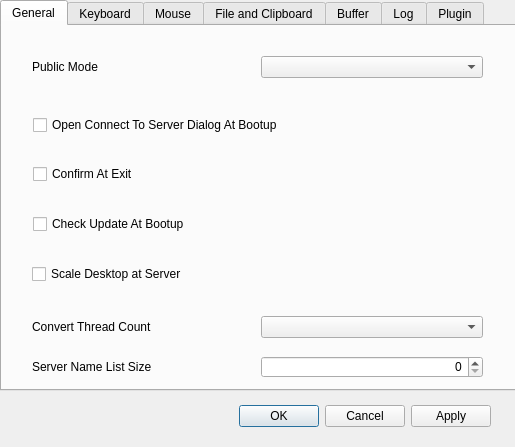
Qt form src/GUI/preference_dialog.ui (funfun-dc5/qtbrynhildr) before a commit.
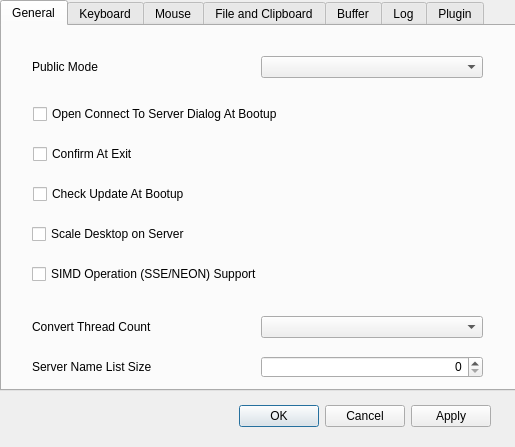
The same form after that commit.

Commit message: added SIMD Operation Support to preference dialog

What changed in the file:
```diff
--- a/src/GUI/preference_dialog.ui
+++ b/src/GUI/preference_dialog.ui
@@ -75,7 +75,7 @@
      <property name="geometry">
       <rect>
        <x>31</x>
-       <y>91</y>
+       <y>80</y>
        <width>451</width>
        <height>16</height>
       </rect>
@@ -88,7 +88,7 @@
      <property name="geometry">
       <rect>
        <x>31</x>
-       <y>140</y>
+       <y>120</y>
        <width>451</width>
        <height>16</height>
       </rect>
@@ -101,7 +101,7 @@
      <property name="geometry">
       <rect>
        <x>31</x>
-       <y>190</y>
+       <y>160</y>
        <width>451</width>
        <height>16</height>
       </rect>
@@ -162,13 +162,26 @@
      <property name="geometry">
       <rect>
        <x>30</x>
+       <y>200</y>
+       <width>451</width>
+       <height>16</height>
+      </rect>
+     </property>
+     <property name="text">
+      <string>Scale Desktop on Server</string>
+     </property>
+    </widget>
+    <widget class="QCheckBox" name="checkBox_onSIMDOperationSupport">
+     <property name="geometry">
+      <rect>
+       <x>30</x>
        <y>240</y>
        <width>451</width>
        <height>16</height>
       </rect>
      </property>
      <property name="text">
-      <string>Scale Desktop at Server</string>
+      <string>SIMD Operation (SSE/NEON) Support</string>
      </property>
     </widget>
    </widget>
```
The commit also changes 6 other files.
